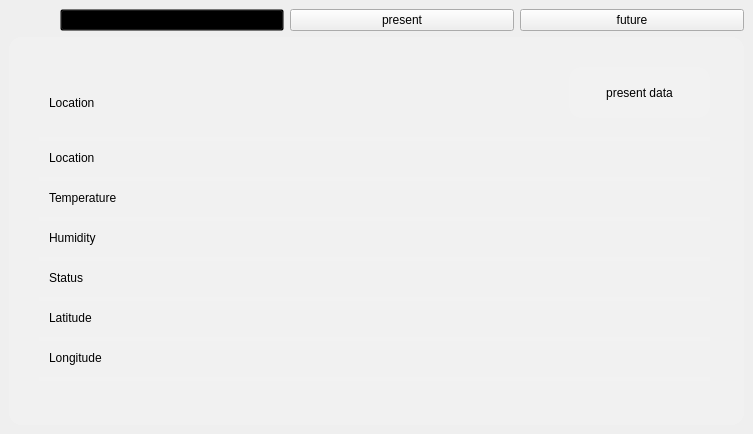
Qt form intermediatewindow.ui (Aalok376/SkyScout) before a commit.
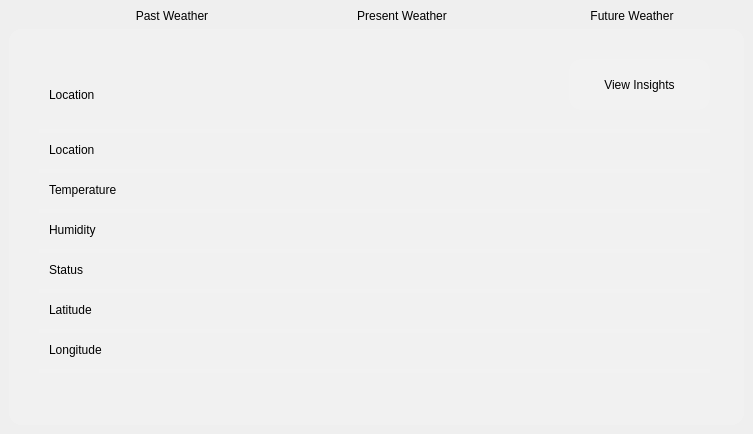
The same form after that commit. The open tabs and pages were chosen to show the change. Icons and pictures are not drawn.

Patch:
```diff
--- a/intermediatewindow.ui
+++ b/intermediatewindow.ui
@@ -48,8 +48,13 @@
              </sizepolicy>
             </property>
             <property name="styleSheet">
-             <string notr="true">background:transparent;
-border:none;</string>
+             <string notr="true">QPushButton{
+	background:rgba(255,255,255,.1);
+	border-radius:12%;
+}
+QPushButton:hover{
+	background:rgba(255,255,255,.3);
+}</string>
             </property>
             <property name="text">
              <string/>
@@ -59,24 +64,54 @@
           <item>
            <widget class="QPushButton" name="btnPast">
             <property name="styleSheet">
-             <string notr="true">background:transparent;</string>
+             <string notr="true">QPushButton{
+	font: 10pt 'Segoe UI';
+	color:black;
+	background:rgba(255,255,255,.1);
+	border-radius:12%;
+}
+QPushButton:hover{
+	background:rgba(255,255,255,.3);
+}</string>
             </property>
             <property name="text">
-             <string>past</string>
+             <string>Past Weather</string>
             </property>
            </widget>
           </item>
           <item>
            <widget class="QPushButton" name="btnPresent">
+            <property name="styleSheet">
+             <string notr="true">QPushButton{
+	font: 10pt 'Segoe UI';
+	color:black;
+	background:rgba(255,255,255,.1);
+	border-radius:12%;
+}
+QPushButton:hover{
+	background:rgba(255,255,255,.3);
+}</string>
+            </property>
             <property name="text">
-             <string>present</string>
+             <string>Present Weather</string>
             </property>
            </widget>
           </item>
           <item>
            <widget class="QPushButton" name="btnFuture">
+            <property name="styleSheet">
+             <string notr="true">QPushButton{
+	font: 10pt 'Segoe UI';
+	color:black;
+	background:rgba(255,255,255,.1);
+	border-radius:12%;
+}
+QPushButton:hover{
+	background:rgba(255,255,255,.3);
+}</string>
+            </property>
             <property name="text">
-             <string>future</string>
+             <string>Future Weather</string>
             </property>
            </widget>
           </item>
@@ -461,10 +496,17 @@
              </sizepolicy>
             </property>
             <property name="styleSheet">
-             <string notr="true">font: 10pt 'Segoe UI';</string>
+             <string notr="true">QPushButton{
+	font: 10pt 'Segoe UI';
+	color:black;
+	background:rgba(255,255,255,.1);
+}
+QPushButton:hover{
+	background:rgba(255,255,255,.3);
+}</string>
             </property>
             <property name="text">
-             <string>present data</string>
+             <string>View Insights</string>
             </property>
            </widget>
            <widget class="Line" name="line_8">
```
Left out of the diff: 24 changed lines with no effect on the pictures.
